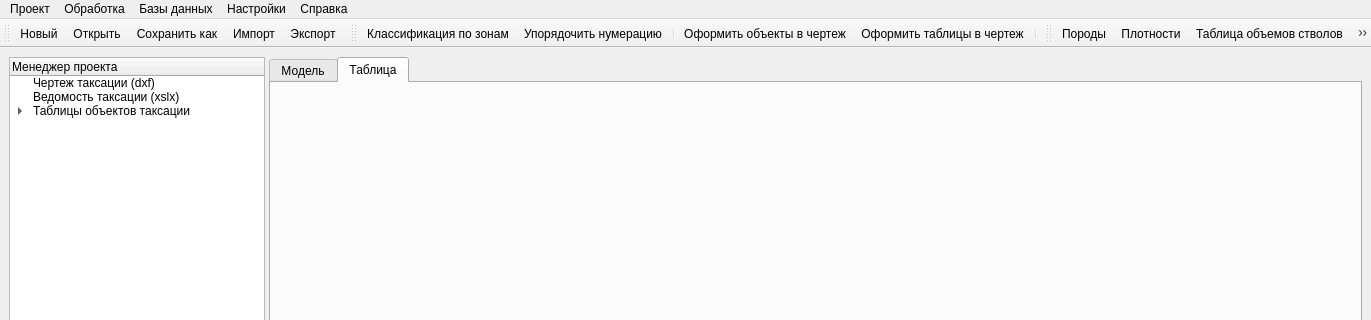
maxmyslivets/TaxationMaster, file resources/ui/mainwindow.ui: the form before one commit; both pictures show x 0 to 1371 and y 0 to 320 of the 1371 by 766 pixel window.
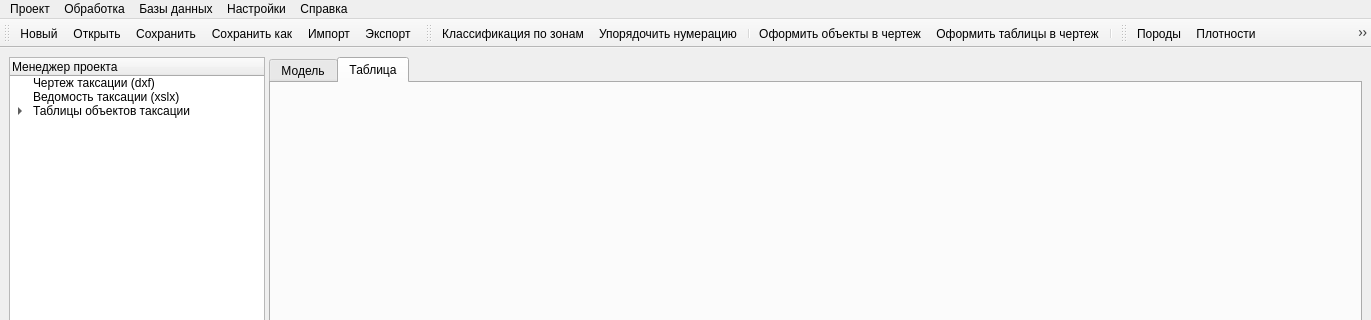
The form after the commit. Icons and pictures are not drawn.

Patch:
```diff
--- a/resources/ui/mainwindow.ui
+++ b/resources/ui/mainwindow.ui
@@ -222,6 +222,7 @@
    </attribute>
    <addaction name="menu_project_new"/>
    <addaction name="menu_project_open"/>
+   <addaction name="menu_project_save"/>
    <addaction name="menu_project_save_as"/>
    <addaction name="menu_project_import"/>
    <addaction name="menu_project_export"/>
@@ -411,6 +412,17 @@
     <enum>QAction::MenuRole::NoRole</enum>
    </property>
   </action>
+  <action name="menu_project_save">
+   <property name="text">
+    <string>Сохранить</string>
+   </property>
+   <property name="toolTip">
+    <string>Сохранить</string>
+   </property>
+   <property name="menuRole">
+    <enum>QAction::MenuRole::NoRole</enum>
+   </property>
+  </action>
  </widget>
  <resources>
   <include location="../resources.qrc"/>
```
Left out of the diff: 1 changed line with no effect on the pictures.
